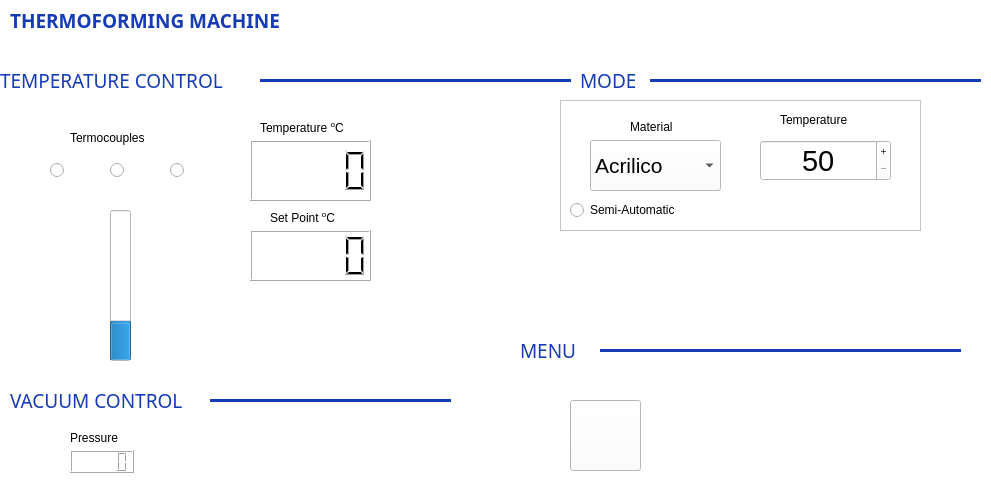
Qt form mainwindow.ui (royrga/TMF_V2020) before a commit.
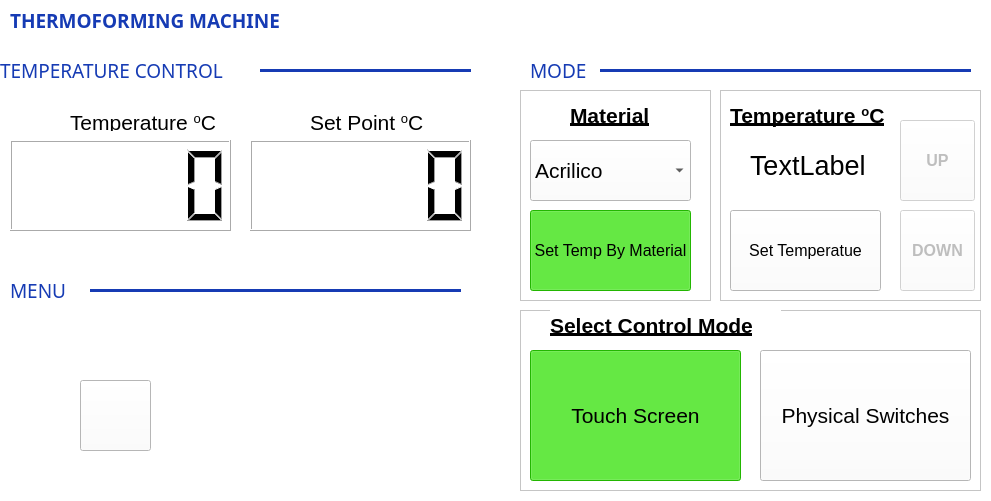
The same form after that commit. Icons and pictures are not drawn.

Commit message: Changes in UI functionality. The code was cleaned.

```diff
--- a/mainwindow.ui
+++ b/mainwindow.ui
@@ -66,7 +66,7 @@
     <property name="geometry">
      <rect>
       <x>0</x>
-      <y>70</y>
+      <y>60</y>
       <width>251</width>
       <height>21</height>
      </rect>
@@ -89,8 +89,8 @@
    <widget class="QLabel" name="label_3">
     <property name="geometry">
      <rect>
-      <x>580</x>
-      <y>70</y>
+      <x>530</x>
+      <y>60</y>
       <width>71</width>
       <height>21</height>
      </rect>
@@ -114,8 +114,8 @@
     <property name="geometry">
      <rect>
       <x>260</x>
-      <y>70</y>
-      <width>311</width>
+      <y>60</y>
+      <width>211</width>
       <height>20</height>
      </rect>
     </property>
@@ -135,9 +135,9 @@
    <widget class="Line" name="line_2">
     <property name="geometry">
      <rect>
-      <x>650</x>
-      <y>70</y>
-      <width>331</width>
+      <x>600</x>
+      <y>60</y>
+      <width>371</width>
       <height>20</height>
      </rect>
     </property>
@@ -160,8 +160,8 @@
     </property>
     <property name="geometry">
      <rect>
-      <x>570</x>
-      <y>400</y>
+      <x>80</x>
+      <y>380</y>
       <width>71</width>
       <height>71</height>
      </rect>
@@ -196,8 +196,8 @@
    <widget class="QPushButton" name="pushButton_vacuum">
     <property name="geometry">
      <rect>
-      <x>700</x>
-      <y>400</y>
+      <x>210</x>
+      <y>380</y>
       <width>71</width>
       <height>71</height>
      </rect>
@@ -226,8 +226,8 @@
    <widget class="QPushButton" name="pushButton_preHeat">
     <property name="geometry">
      <rect>
-      <x>270</x>
-      <y>300</y>
+      <x>430</x>
+      <y>250</y>
       <width>71</width>
       <height>71</height>
      </rect>
@@ -258,8 +258,8 @@
    <widget class="QPushButton" name="pushButton_Stop">
     <property name="geometry">
      <rect>
-      <x>830</x>
-      <y>400</y>
+      <x>340</x>
+      <y>380</y>
       <width>81</width>
       <height>81</height>
      </rect>
@@ -287,8 +287,8 @@
    <widget class="QLabel" name="label_4">
     <property name="geometry">
      <rect>
-      <x>520</x>
-      <y>340</y>
+      <x>10</x>
+      <y>280</y>
       <width>61</width>
       <height>21</height>
      </rect>
@@ -311,9 +311,9 @@
    <widget class="Line" name="line_3">
     <property name="geometry">
      <rect>
-      <x>600</x>
-      <y>340</y>
-      <width>361</width>
+      <x>90</x>
+      <y>280</y>
+      <width>371</width>
       <height>20</height>
      </rect>
     </property>
@@ -330,51 +330,30 @@
      <enum>Qt::Horizontal</enum>
     </property>
    </widget>
-   <widget class="QProgressBar" name="progressBar">
-    <property name="geometry">
-     <rect>
-      <x>110</x>
-      <y>210</y>
-      <width>21</width>
-      <height>151</height>
-     </rect>
-    </property>
-    <property name="value">
-     <number>24</number>
-    </property>
-    <property name="orientation">
-     <enum>Qt::Vertical</enum>
-    </property>
-   </widget>
    <widget class="QLCDNumber" name="lcd_resistance_temp">
     <property name="geometry">
      <rect>
-      <x>250</x>
+      <x>10</x>
       <y>140</y>
-      <width>121</width>
-      <height>61</height>
-     </rect>
-    </property>
-   </widget>
-   <widget class="QLCDNumber" name="lcdNumber_2">
-    <property name="geometry">
-     <rect>
-      <x>70</x>
-      <y>450</y>
-      <width>64</width>
-      <height>23</height>
+      <width>221</width>
+      <height>91</height>
      </rect>
     </property>
    </widget>
    <widget class="QLabel" name="label_5">
     <property name="geometry">
      <rect>
-      <x>260</x>
-      <y>120</y>
-      <width>121</width>
-      <height>16</height>
+      <x>70</x>
+      <y>110</y>
+      <width>161</width>
+      <height>21</height>
      </rect>
     </property>
+    <property name="font">
+     <font>
+      <pointsize>16</pointsize>
+     </font>
+    </property>
     <property name="frameShape">
      <enum>QFrame::NoFrame</enum>
     </property>
@@ -391,40 +370,20 @@
      <bool>false</bool>
     </property>
    </widget>
-   <widget class="QLabel" name="label_6">
-    <property name="geometry">
-     <rect>
-      <x>70</x>
-      <y>430</y>
-      <width>91</width>
-      <height>16</height>
-     </rect>
-    </property>
-    <property name="frameShape">
-     <enum>QFrame::NoFrame</enum>
-    </property>
-    <property name="frameShadow">
-     <enum>QFrame::Plain</enum>
-    </property>
-    <property name="lineWidth">
-     <number>0</number>
-    </property>
-    <property name="text">
-     <string>&lt;html&gt;&lt;head/&gt;&lt;body&gt;&lt;p&gt;Pressure&lt;/p&gt;&lt;/body&gt;&lt;/html&gt;</string>
-    </property>
-    <property name="scaledContents">
-     <bool>false</bool>
-    </property>
-   </widget>
    <widget class="QLabel" name="label_7">
     <property name="geometry">
      <rect>
-      <x>270</x>
-      <y>210</y>
-      <width>81</width>
-      <height>16</height>
+      <x>310</x>
+      <y>110</y>
+      <width>121</width>
+      <height>21</height>
      </rect>
     </property>
+    <property name="font">
+     <font>
+      <pointsize>16</pointsize>
+     </font>
+    </property>
     <property name="frameShape">
      <enum>QFrame::NoFrame</enum>
     </property>
@@ -445,156 +404,40 @@
     <property name="geometry">
      <rect>
       <x>250</x>
-      <y>230</y>
-      <width>121</width>
-      <height>51</height>
+      <y>140</y>
+      <width>221</width>
+      <height>91</height>
      </rect>
     </property>
    </widget>
-   <widget class="Line" name="line_5">
-    <property name="geometry">
-     <rect>
-      <x>210</x>
-      <y>390</y>
-      <width>241</width>
-      <height>20</height>
-     </rect>
+   <widget class="QFrame" name="frameMaterial">
+    <property name="enabled">
+     <bool>true</bool>
     </property>
-    <property name="styleSheet">
-     <string notr="true">color: rgb(22, 59, 180);</string>
-    </property>
-    <property name="frameShadow">
-     <enum>QFrame::Plain</enum>
-    </property>
-    <property name="lineWidth">
-     <number>3</number>
-    </property>
-    <property name="orientation">
-     <enum>Qt::Horizontal</enum>
-    </property>
-   </widget>
-   <widget class="QLabel" name="label_10">
     <property name="geometry">
      <rect>
-      <x>10</x>
-      <y>390</y>
+      <x>520</x>
+      <y>90</y>
       <width>191</width>
-      <height>21</height>
+      <height>211</height>
      </rect>
     </property>
-    <property name="font">
-     <font>
-      <family>Droid Arabic Naskh</family>
-      <pointsize>14</pointsize>
-      <weight>50</weight>
-      <bold>false</bold>
-     </font>
-    </property>
-    <property name="styleSheet">
-     <string notr="true">color: rgb(22, 59, 180);</string>
-    </property>
-    <property name="text">
-     <string>VACUUM CONTROL</string>
-    </property>
-   </widget>
-   <widget class="QRadioButton" name="radio_termopar1">
-    <property name="geometry">
-     <rect>
-      <x>50</x>
-      <y>160</y>
-      <width>21</width>
-      <height>20</height>
-     </rect>
-    </property>
-    <property name="text">
-     <string/>
-    </property>
-    <property name="checkable">
-     <bool>true</bool>
-    </property>
-   </widget>
-   <widget class="QRadioButton" name="radio_termopar_2">
-    <property name="geometry">
-     <rect>
-      <x>110</x>
-      <y>160</y>
-      <width>21</width>
-      <height>20</height>
-     </rect>
-    </property>
-    <property name="text">
-     <string/>
-    </property>
-    <property name="checkable">
-     <bool>true</bool>
-    </property>
-   </widget>
-   <widget class="QRadioButton" name="radio_termopar_3">
-    <property name="geometry">
-     <rect>
-      <x>170</x>
-      <y>160</y>
-      <width>21</width>
-      <height>20</height>
-     </rect>
-    </property>
-    <property name="text">
-     <string/>
-    </property>
-    <property name="checkable">
-     <bool>true</bool>
-    </property>
-   </widget>
-   <widget class="QLabel" name="label_11">
-    <property name="geometry">
-     <rect>
-      <x>70</x>
-      <y>130</y>
-      <width>91</width>
-      <height>16</height>
-     </rect>
-    </property>
-    <property name="frameShape">
-     <enum>QFrame::NoFrame</enum>
-    </property>
-    <property name="frameShadow">
-     <enum>QFrame::Plain</enum>
-    </property>
-    <property name="lineWidth">
-     <number>0</number>
-    </property>
-    <property name="text">
-     <string>&lt;html&gt;&lt;head/&gt;&lt;body&gt;&lt;p&gt;Termocouples&lt;/p&gt;&lt;/body&gt;&lt;/html&gt;</string>
-    </property>
-    <property name="scaledContents">
+    <property name="autoFillBackground">
      <bool>false</bool>
     </property>
-   </widget>
-   <widget class="QFrame" name="frame">
-    <property name="enabled">
-     <bool>true</bool>
-    </property>
-    <property name="geometry">
-     <rect>
-      <x>560</x>
-      <y>100</y>
-      <width>361</width>
-      <height>131</height>
-     </rect>
-    </property>
     <property name="frameShape">
      <enum>QFrame::StyledPanel</enum>
     </property>
-    <property name="frameShadow">
-     <enum>QFrame::Raised</enum>
+    <property name="lineWidth">
+     <number>14</number>
     </property>
     <widget class="QComboBox" name="comboBox_auto_material">
      <property name="geometry">
       <rect>
-       <x>30</x>
-       <y>40</y>
-       <width>131</width>
-       <height>51</height>
+       <x>10</x>
+       <y>50</y>
+       <width>161</width>
+       <height>61</height>
       </rect>
      </property>
      <property name="font">
@@ -626,84 +469,268 @@
       </property>
      </item>
     </widget>
-    <widget class="QSpinBox" name="spinBox_manual_temp">
-     <property name="geometry">
-      <rect>
-       <x>200</x>
-       <y>40</y>
-       <width>131</width>
-       <height>41</height>
-      </rect>
-     </property>
-     <property name="font">
-      <font>
-       <pointsize>22</pointsize>
-       <strikeout>false</strikeout>
-       <kerning>true</kerning>
-      </font>
-     </property>
-     <property name="wrapping">
-      <bool>false</bool>
-     </property>
-     <property name="frame">
-      <bool>true</bool>
-     </property>
-     <property name="alignment">
-      <set>Qt::AlignCenter</set>
-     </property>
-     <property name="readOnly">
-      <bool>false</bool>
-     </property>
-     <property name="buttonSymbols">
-      <enum>QAbstractSpinBox::PlusMinus</enum>
-     </property>
-     <property name="minimum">
-      <number>50</number>
-     </property>
-     <property name="maximum">
-      <number>280</number>
-     </property>
-     <property name="singleStep">
-      <number>5</number>
-     </property>
-    </widget>
     <widget class="QLabel" name="label_8">
      <property name="geometry">
       <rect>
-       <x>70</x>
-       <y>20</y>
-       <width>59</width>
-       <height>14</height>
+       <x>50</x>
+       <y>10</y>
+       <width>101</width>
+       <height>31</height>
       </rect>
      </property>
+     <property name="font">
+      <font>
+       <pointsize>16</pointsize>
+       <weight>75</weight>
+       <bold>true</bold>
+       <underline>true</underline>
+      </font>
+     </property>
      <property name="text">
       <string>Material</string>
      </property>
     </widget>
+    <widget class="QPushButton" name="pushButtonByMaterial">
+     <property name="geometry">
+      <rect>
+       <x>10</x>
+       <y>120</y>
+       <width>161</width>
+       <height>81</height>
+      </rect>
+     </property>
+     <property name="font">
+      <font>
+       <pointsize>12</pointsize>
+      </font>
+     </property>
+     <property name="autoFillBackground">
+      <bool>false</bool>
+     </property>
+     <property name="styleSheet">
+      <string notr="true">background-color: rgb(47, 255, 0);</string>
+     </property>
+     <property name="text">
+      <string>Set Temp By Material</string>
+     </property>
+     <property name="checkable">
+      <bool>true</bool>
+     </property>
+     <property name="checked">
+      <bool>true</bool>
+     </property>
+    </widget>
+   </widget>
+   <widget class="QFrame" name="frame_ControlMode">
+    <property name="geometry">
+     <rect>
+      <x>520</x>
+      <y>310</y>
+      <width>461</width>
+      <height>181</height>
+     </rect>
+    </property>
+    <property name="frameShape">
+     <enum>QFrame::StyledPanel</enum>
+    </property>
+    <property name="frameShadow">
+     <enum>QFrame::Plain</enum>
+    </property>
+    <widget class="QLabel" name="label_10">
+     <property name="geometry">
+      <rect>
+       <x>30</x>
+       <y>0</y>
+       <width>231</width>
+       <height>31</height>
+      </rect>
+     </property>
+     <property name="font">
+      <font>
+       <pointsize>16</pointsize>
+       <weight>75</weight>
+       <bold>true</bold>
+       <underline>true</underline>
+      </font>
+     </property>
+     <property name="text">
+      <string>Select Control Mode</string>
+     </property>
+    </widget>
+    <widget class="QPushButton" name="pushButton_TouchScreen">
+     <property name="geometry">
+      <rect>
+       <x>10</x>
+       <y>40</y>
+       <width>211</width>
+       <height>131</height>
+      </rect>
+     </property>
+     <property name="font">
+      <font>
+       <pointsize>16</pointsize>
+      </font>
+     </property>
+     <property name="styleSheet">
+      <string notr="true">background-color: rgb(47, 255, 0);</string>
+     </property>
+     <property name="text">
+      <string>Touch Screen</string>
+     </property>
+     <property name="checkable">
+      <bool>true</bool>
+     </property>
+     <property name="checked">
+      <bool>true</bool>
+     </property>
+    </widget>
+    <widget class="QPushButton" name="pushButton_Physical">
+     <property name="geometry">
+      <rect>
+       <x>240</x>
+       <y>40</y>
+       <width>211</width>
+       <height>131</height>
+      </rect>
+     </property>
+     <property name="font">
+      <font>
+       <pointsize>16</pointsize>
+      </font>
+     </property>
+     <property name="text">
+      <string>Physical Switches</string>
+     </property>
+     <property name="checkable">
+      <bool>true</bool>
+     </property>
+    </widget>
+   </widget>
+   <widget class="QFrame" name="frame_SetTemp">
+    <property name="enabled">
+     <bool>true</bool>
+    </property>
+    <property name="geometry">
+     <rect>
+      <x>720</x>
+      <y>90</y>
+      <width>261</width>
+      <height>211</height>
+     </rect>
+    </property>
+    <property name="frameShape">
+     <enum>QFrame::StyledPanel</enum>
+    </property>
+    <property name="frameShadow">
+     <enum>QFrame::Plain</enum>
+    </property>
+    <widget class="QPushButton" name="pushButton_SetTemp">
+     <property name="geometry">
+      <rect>
+       <x>10</x>
+       <y>120</y>
+       <width>151</width>
+       <height>81</height>
+      </rect>
+     </property>
+     <property name="font">
+      <font>
+       <pointsize>12</pointsize>
+      </font>
+     </property>
+     <property name="text">
+      <string>Set Temperatue</string>
+     </property>
+     <property name="checkable">
+      <bool>true</bool>
+     </property>
+     <property name="flat">
+      <bool>false</bool>
+     </property>
+    </widget>
     <widget class="QLabel" name="label_9">
      <property name="geometry">
       <rect>
-       <x>220</x>
+       <x>10</x>
        <y>10</y>
-       <width>81</width>
-       <height>20</height>
+       <width>171</width>
+       <height>31</height>
       </rect>
      </property>
+     <property name="font">
+      <font>
+       <pointsize>16</pointsize>
+       <weight>75</weight>
+       <bold>true</bold>
+       <underline>true</underline>
+      </font>
+     </property>
      <property name="text">
-      <string>Temperature</string>
+      <string>&lt;html&gt;&lt;head/&gt;&lt;body&gt;&lt;p&gt;Temperature &lt;span style=&quot; vertical-align:super;&quot;&gt;o&lt;/span&gt;C&lt;/p&gt;&lt;/body&gt;&lt;/html&gt;</string>
      </property>
     </widget>
-    <widget class="QRadioButton" name="radioButton">
+    <widget class="QLabel" name="label_TempSet">
      <property name="geometry">
       <rect>
-       <x>10</x>
-       <y>100</y>
+       <x>30</x>
+       <y>60</y>
        <width>121</width>
-       <height>20</height>
+       <height>31</height>
       </rect>
      </property>
+     <property name="font">
+      <font>
+       <pointsize>20</pointsize>
+      </font>
+     </property>
      <property name="text">
-      <string>Semi-Automatic</string>
+      <string>TextLabel</string>
+     </property>
+    </widget>
+    <widget class="QPushButton" name="pushButton_UP">
+     <property name="enabled">
+      <bool>false</bool>
+     </property>
+     <property name="geometry">
+      <rect>
+       <x>180</x>
+       <y>30</y>
+       <width>75</width>
+       <height>81</height>
+      </rect>
+     </property>
+     <property name="font">
+      <font>
+       <pointsize>12</pointsize>
+       <weight>75</weight>
+       <bold>true</bold>
+      </font>
+     </property>
+     <property name="text">
+      <string>UP</string>
+     </property>
+    </widget>
+    <widget class="QPushButton" name="pushButton_DOWN">
+     <property name="enabled">
+      <bool>false</bool>
+     </property>
+     <property name="geometry">
+      <rect>
+       <x>180</x>
+       <y>120</y>
+       <width>75</width>
+       <height>81</height>
+      </rect>
+     </property>
+     <property name="font">
+      <font>
+       <pointsize>12</pointsize>
+       <weight>75</weight>
+       <bold>true</bold>
+      </font>
+     </property>
+     <property name="text">
+      <string>DOWN</string>
      </property>
     </widget>
    </widget>
```
Left out of the diff: 13 changed lines with no effect on the pictures. The commit also changes 2 other files.
